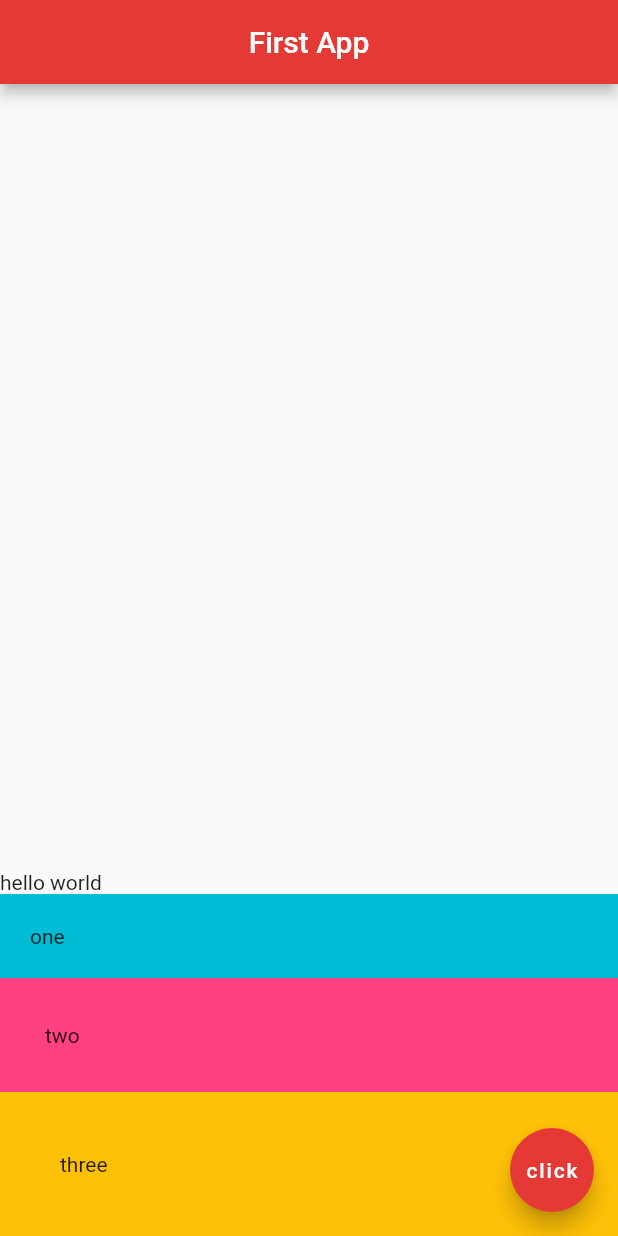
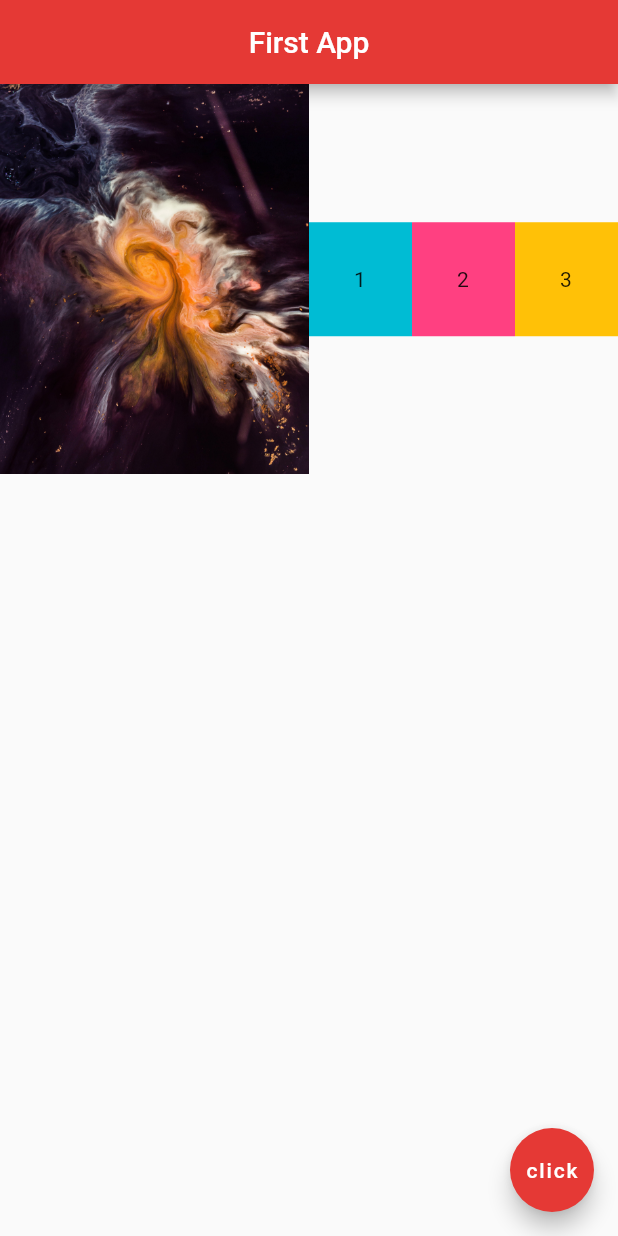
Before and after one commit to tGitm/flutter_course, a Flutter app: the screen it shows after launch, on a phone screen of 412 x 824 dp. Run offline on Flutter 3.47's test engine with Material 2 defaults, Android fonts, the phone set to English and light mode, and no system bars.

Commit message:
Expanding widgets

```diff
--- a/lib/main.dart
+++ b/lib/main.dart
@@ -14,31 +14,36 @@ class Home extends StatelessWidget {
         centerTitle: true,
         backgroundColor: Colors.red[600],
       ),
-      body: Column(
-        mainAxisAlignment: MainAxisAlignment.end,
-        crossAxisAlignment: CrossAxisAlignment.stretch,
+      body: Row(
         children: [
-          Row(
-            children: [
-              Text('hello'),
-              Text(' world'),
-            ],
+          Expanded(
+              flex: 3,
+              child: Image.asset('assets/space-2.jpg')
           ),
-          Container(
-            padding: EdgeInsets.all(20.0),
-            color: Colors.cyan,
-            child: Text('one'),
+          Expanded(
+            flex: 1,
+            child: Container(
+              padding: EdgeInsets.all(30.0),
+              color: Colors.cyan,
+              child: Text('1'),
+            ),
           ),
-          Container(
-            padding: EdgeInsets.all(30.0),
-            color: Colors.pinkAccent,
-            child: Text('two'),
+          Expanded(
+            flex: 1,
+            child: Container(
+              padding: EdgeInsets.all(30.0),
+              color: Colors.pinkAccent,
+              child: Text('2'),
+            ),
           ),
-          Container(
-            padding: EdgeInsets.all(40.0),
-            color: Colors.amber,
-            child: Text('three'),
-          )
+          Expanded(
+            flex: 1,
+            child: Container(
+              padding: EdgeInsets.all(30.0),
+              color: Colors.amber,
+              child: Text('3'),
+            ),
+          ),
         ],
       ),
       floatingActionButton: FloatingActionButton(
```
